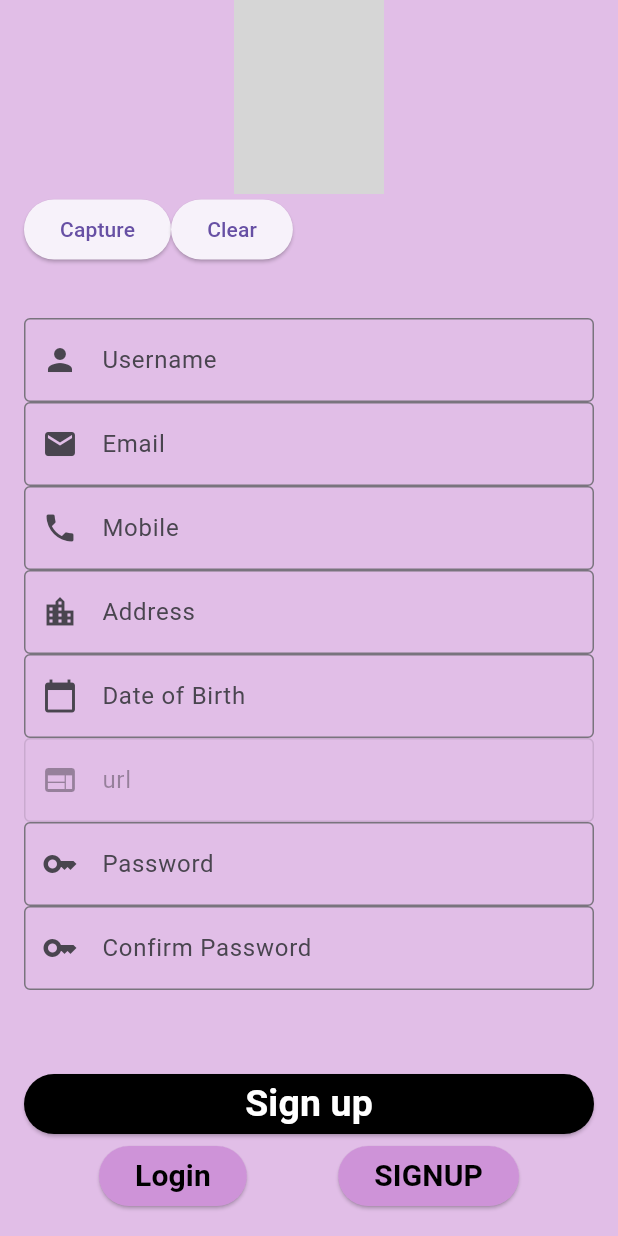
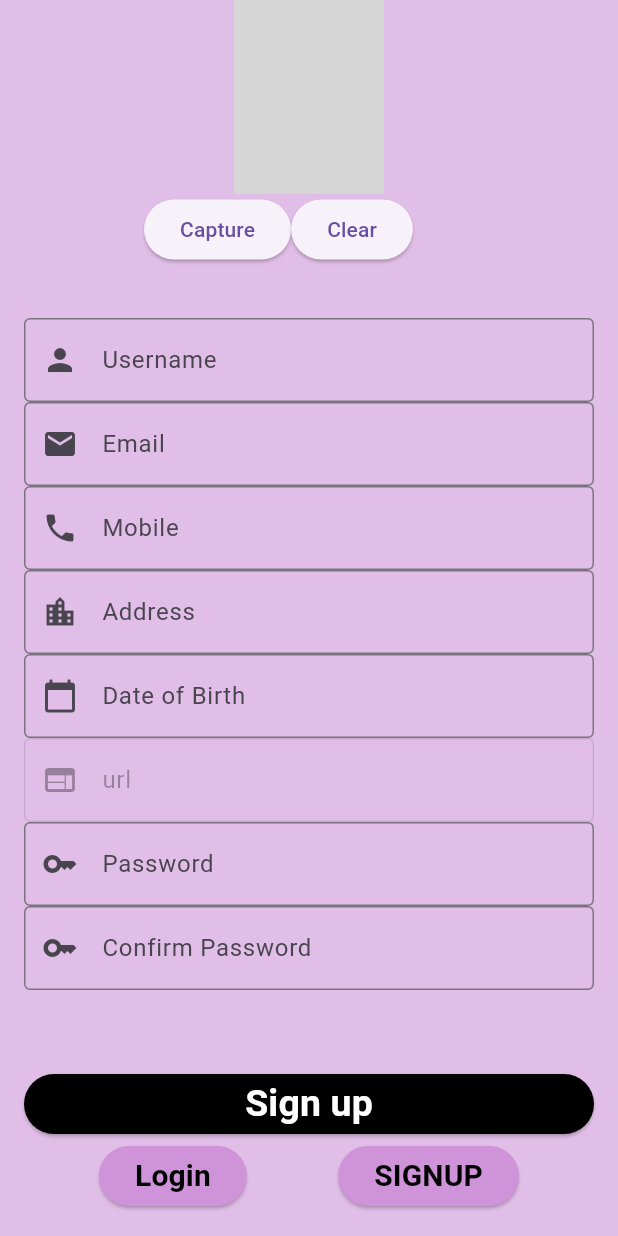
Before and after one commit to NaVindu0315/Let-s_Vote, a Flutter app: the screen it shows after launch, after a tap on "Sign up", on a phone screen of 412 x 824 dp. Run offline on Flutter 3.47's test engine with Material 3 defaults, Android fonts, the phone set to English and light mode, and no system bars; drawn by our look-alikes of camera; our stand-ins replace awesome_dialog, cloud_firestore, firebase_auth, firebase_core, firebase_storage, image_picker and 1 more; accounts and stored records are empty; network calls fail; grey boxes are pictures that could not be loaded.

Commit message:
chgned button pstion

```diff
--- a/lib/pages/signup.dart
+++ b/lib/pages/signup.dart
@@ -167,7 +167,9 @@ class _signupState extends State<signup> {
                   ),
                   Row(
                     children: [
-                      SizedBox(),
+                      SizedBox(
+                        width: 80.0,
+                      ),
                       ElevatedButton(
                           onPressed: () async {
                             propicurlcontroller.clear();
@@ -352,13 +354,13 @@ class _signupState extends State<signup> {
                                     );
                                   });
 
-                              /*usernamecontroller.clear();
+                              usernamecontroller.clear();
                               emailcontroller.clear();
                               mobilecontroller.clear();
                               adrscontroller.clear();
                               bdaycontroller.clear();
                               _passwordController.clear();
-                              _confirmPasswordController.clear();*/
+                              _confirmPasswordController.clear();
                             } else {
                               _passwordController.clear();
                               _confirmPasswordController.clear();
```
